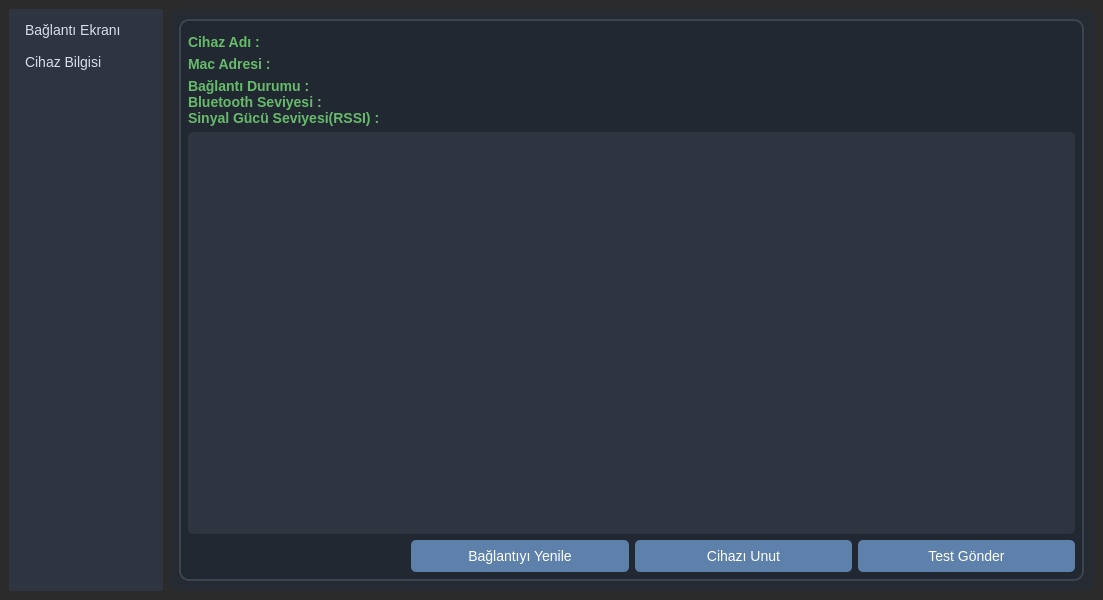
First picture: the form in mainwindow.ui, repository kuvvetliisik/mte_ble_agent, before the edit.
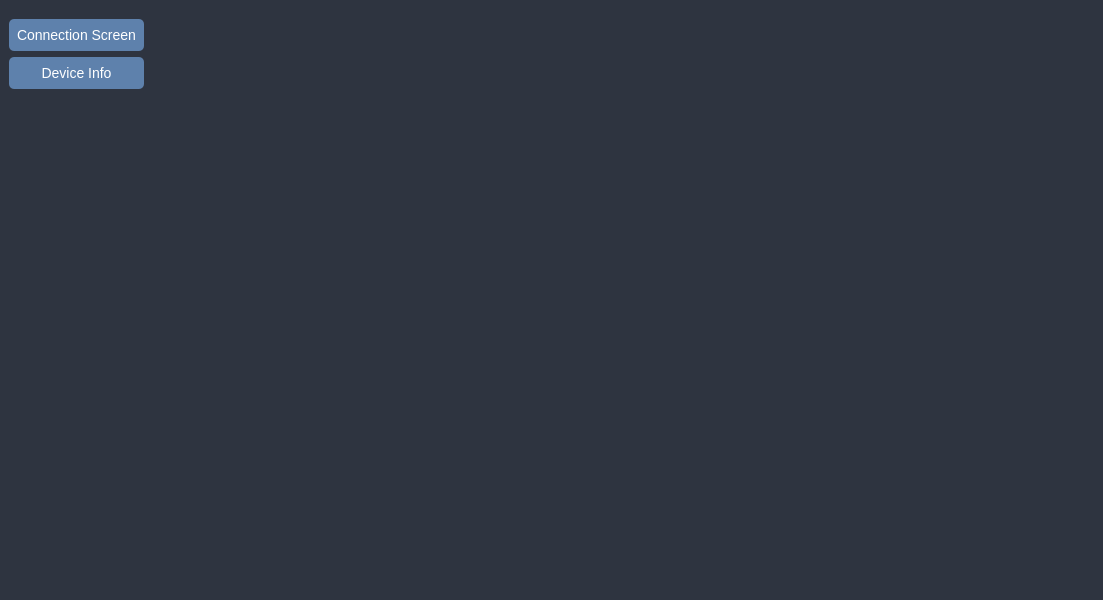
Second picture: the form after the edit.

Commit message: Stacked Widget Kullanarak Ekranlar Ayrıldı.

What changed in the file:
```diff
--- a/mainwindow.ui
+++ b/mainwindow.ui
@@ -14,19 +14,7 @@
    <string>MainWindow</string>
   </property>
   <property name="styleSheet">
-   <string notr="true">QMainWindow {
-    background-color: #2b2b2b; /* Koyu gri arka plan */
-    color: #ffffff; /* Tüm metinleri beyaz yap */
-    border-radius: 10px; /* Köşeleri yuvarlak yap */
-}
-</string>
-  </property>
-  <widget class="QWidget" name="centralwidget">
-   <layout class="QGridLayout" name="gridLayout" columnstretch="1,6">
-    <item row="0" column="0">
-     <widget class="QListWidget" name="listWidget">
-      <property name="styleSheet">
-       <string notr="true">QListWidget {
+   <string notr="true">QWidget {
     background-color: #2E3440;  /* Koyu Gri */
     color: #D8DEE9;             /* Açık Beyaz */
     border: none;
@@ -34,77 +22,50 @@
     padding: 5px;
 }
 
-QListWidget::item {
+QWidget::item {
     padding: 8px;
     border-radius: 5px;
 }
 
-QListWidget::item:selected {
-    background-color: #88C0D0;  /* Mavi Seçim */
-    color: black;
-    font-weight: bold;
-}
-QLabel {
+</string>
+  </property>
+  <widget class="QWidget" name="centralwidget">
+   <layout class="QGridLayout" name="gridLayout">
+    <item row="0" column="0">
+     <widget class="QPushButton" name="btnConnectionScreen">
+      <property name="styleSheet">
+       <string notr="true">QPushButton {
+    background-color: #5E81AC; /* Mavi Ton */
+    color: white;
+    border-radius: 5px;
+    padding: 8px;
     font-size: 14px;
-    font-weight: bold;
-    color: #00ffcc;
 }
 
-QTextEdit {
-    background-color: #1e1e1e;
-    color: #00ff00;
-    font-family: &quot;Consolas&quot;;
-    font-size: 12px;
-    border: 1px solid #3c4450;
+QPushButton:hover {
+    background-color: #81A1C1; /* Açık Mavi */
+}
+
+QPushButton:pressed {
+    background-color: #4C566A; /* Koyu Gri */
 }
 </string>
       </property>
-      <item>
-       <property name="text">
-        <string>Bağlantı Ekranı</string>
-       </property>
-      </item>
-      <item>
-       <property name="text">
-        <string>Cihaz Bilgisi</string>
-       </property>
-      </item>
+      <property name="text">
+       <string>Connection Screen</string>
+      </property>
      </widget>
     </item>
-    <item row="0" column="1">
+    <item row="0" column="1" rowspan="5">
      <widget class="QStackedWidget" name="stackedWidget">
+      <widget class="QWidget" name="connectionScreen"/>
+      <widget class="QWidget" name="deviceInfo"/>
+     </widget>
+    </item>
+    <item row="1" column="0">
+     <widget class="QPushButton" name="btnDeviceInfo">
       <property name="styleSheet">
-       <string notr="true">QStackedWidget {
-    background-color: #262b33; /* Koyu gri arkaplan */
-    border-radius: 10px; /* Köşeleri yuvarlak yap */
-    padding: 10px; /* İç boşluk */
-}
-
-QWidget#page_baglanti {
-    background-color: #1e1e1e; /* Siyah arkaplan */
-    color: #ffffff; /* Beyaz yazı rengi */
-    border: 2px solid #3c4450; /* Çerçeve ekle */
-    border-radius: 10px;
-}
-
-QWidget#page_cihaz {
-    background-color: #222831; /* Koyu mavi-gri arkaplan */
-    color: #ffffff; /* Beyaz yazılar */
-    border: 2px solid #3c4450;
-    border-radius: 10px;
-}
-
-</string>
-      </property>
-      <property name="currentIndex">
-       <number>1</number>
-      </property>
-      <widget class="QWidget" name="page_Baglanti">
-       <layout class="QGridLayout" name="gridLayout_2">
-        <item row="0" column="0">
-         <widget class="QPushButton" name="btnScan">
-          <property name="styleSheet">
-           <string notr="true">QPushButton {
+       <string notr="true">QPushButton {
     background-color: #5E81AC; /* Mavi Ton */
     color: white;
     border-radius: 5px;
@@ -120,332 +81,10 @@
     background-color: #4C566A; /* Koyu Gri */
 }
 </string>
-          </property>
-          <property name="text">
-           <string>Cihazları Tara</string>
-          </property>
-         </widget>
-        </item>
-        <item row="0" column="1">
-         <widget class="QComboBox" name="comboBluetoothDevices">
-          <property name="styleSheet">
-           <string notr="true">QComboBox {
-    background-color: #3B4252;
-    color: #ECEFF4;
-    border-radius: 5px;
-    padding: 5px;
-    font-size: 14px;
-}
-
-QComboBox::drop-down {
-    background-color: #5E81AC;
-    border-radius: 5px;
-    width: 20px;
-}
-
-QComboBox QAbstractItemView {
-    background-color: #434C5E;
-    selection-background-color: #81A1C1;
-    selection-color: black;
-}
-</string>
-          </property>
-          <item>
-           <property name="text">
-            <string>Bluetooth Cihazı Seç</string>
-           </property>
-          </item>
-         </widget>
-        </item>
-        <item row="0" column="2">
-         <widget class="QPushButton" name="btnConnect">
-          <property name="styleSheet">
-           <string notr="true">QPushButton {
-    background-color: #5E81AC; /* Mavi Ton */
-    color: white;
-    border-radius: 5px;
-    padding: 8px;
-    font-size: 14px;
-}
-
-QPushButton:hover {
-    background-color: #81A1C1; /* Açık Mavi */
-}
-
-QPushButton:pressed {
-    background-color: #4C566A; /* Koyu Gri */
-}
-</string>
-          </property>
-          <property name="text">
-           <string>Bağlan</string>
-          </property>
-         </widget>
-        </item>
-        <item row="0" column="3">
-         <widget class="QPushButton" name="btnDisconnect">
-          <property name="styleSheet">
-           <string notr="true">QPushButton {
-    background-color: #5E81AC; /* Mavi Ton */
-    color: white;
-    border-radius: 5px;
-    padding: 8px;
-    font-size: 14px;
-}
-
-QPushButton:hover {
-    background-color: #81A1C1; /* Açık Mavi */
-}
-
-QPushButton:pressed {
-    background-color: #4C566A; /* Koyu Gri */
-}
-</string>
-          </property>
-          <property name="text">
-           <string>Bağlantıyı Kes</string>
-          </property>
-         </widget>
-        </item>
-        <item row="3" column="3">
-         <widget class="QPushButton" name="ClearLogButton">
-          <property name="styleSheet">
-           <string notr="true">QPushButton {
-    background-color: #5E81AC; /* Mavi Ton */
-    color: white;
-    border-radius: 5px;
-    padding: 8px;
-    font-size: 14px;
-}
-
-QPushButton:hover {
-    background-color: #81A1C1; /* Açık Mavi */
-}
-
-QPushButton:pressed {
-    background-color: #4C566A; /* Koyu Gri */
-}
-</string>
-          </property>
-          <property name="text">
-           <string>Temizle</string>
-          </property>
-         </widget>
-        </item>
-        <item row="2" column="0" colspan="4">
-         <widget class="QTextEdit" name="txtLog">
-          <property name="styleSheet">
-           <string notr="true">QTextEdit {
-    background-color: #2E3440; /* Koyu Gri */
-    color: #A3BE8C; /* Yeşil */
-    border-radius: 5px;
-    padding: 5px;
-}
-</string>
-          </property>
-         </widget>
-        </item>
-        <item row="1" column="0" colspan="2">
-         <widget class="QLabel" name="lblConnectionStatus">
-          <property name="styleSheet">
-           <string notr="true">QLabel {
-    color: #ECEFF4; /* Açık Beyaz */
-    font-size: 14px;
-    font-weight: bold;
-}
-QLabel#lblConnectionStatus {
-    font-size: 16px;
-    font-weight: bold;
-    color: #BF616A; /* Bağlantı yokken kırmızı */
-    border-radius: 5px;
-    padding: 5px;
-}
-
-QLabel#lblConnectionStatus:enabled {
-    color: #A3BE8C; /* Bağlantı varken yeşil */
-}</string>
-          </property>
-          <property name="text">
-           <string>Bağlantı Durumu</string>
-          </property>
-         </widget>
-        </item>
-       </layout>
-      </widget>
-      <widget class="QWidget" name="page_cihaz">
-       <layout class="QGridLayout" name="gridLayout_4">
-        <item row="7" column="0">
-         <widget class="QLabel" name="lblBluetoothVersion">
-          <property name="styleSheet">
-           <string notr="true">QLabel {
-    font-size: 14px;
-    font-weight: bold;
-    color: #66BB6A
-}
-</string>
-          </property>
-          <property name="text">
-           <string>Bluetooth Seviyesi :</string>
-          </property>
-         </widget>
-        </item>
-        <item row="16" column="3">
-         <widget class="QPushButton" name="pushButton_3">
-          <property name="styleSheet">
-           <string notr="true">QPushButton {
-    background-color: #5E81AC; /* Mavi Ton */
-    color: white;
-    border-radius: 5px;
-    padding: 8px;
-    font-size: 14px;
-}
-
-QPushButton:hover {
-    background-color: #81A1C1; /* Açık Mavi */
-}
-
-QPushButton:pressed {
-    background-color: #4C566A; /* Koyu Gri */
-}
-</string>
-          </property>
-          <property name="text">
-           <string>Test Gönder</string>
-          </property>
-         </widget>
-        </item>
-        <item row="15" column="0" colspan="4">
-         <widget class="QTextEdit" name="textEditLogs">
-          <property name="styleSheet">
-           <string notr="true">QTextEdit {
-    background-color: #2E3440; /* Koyu Gri */
-    color: #A3BE8C; /* Yeşil */
-    border-radius: 5px;
-    padding: 5px;
-}
-</string>
-          </property>
-          <property name="readOnly">
-           <bool>true</bool>
-          </property>
-         </widget>
-        </item>
-        <item row="16" column="1">
-         <widget class="QPushButton" name="btnRefresh">
-          <property name="styleSheet">
-           <string notr="true">QPushButton {
-    background-color: #5E81AC; /* Mavi Ton */
-    color: white;
-    border-radius: 5px;
-    padding: 8px;
-    font-size: 14px;
-}
-
-QPushButton:hover {
-    background-color: #81A1C1; /* Açık Mavi */
-}
-
-QPushButton:pressed {
-    background-color: #4C566A; /* Koyu Gri */
-}
-</string>
-          </property>
-          <property name="text">
-           <string>Bağlantıyı Yenile</string>
-          </property>
-         </widget>
-        </item>
-        <item row="8" column="0">
-         <widget class="QLabel" name="lblSignalStrength">
-          <property name="styleSheet">
-           <string notr="true">QLabel {
-    font-size: 14px;
-    font-weight: bold;
-    color: #66BB6A;
-
-}
-</string>
-          </property>
-          <property name="text">
-           <string>Sinyal Gücü Seviyesi(RSSI) : </string>
-          </property>
-         </widget>
-        </item>
-        <item row="16" column="2">
-         <widget class="QPushButton" name="btnForgetDevice">
-          <property name="styleSheet">
-           <string notr="true">QPushButton {
-    background-color: #5E81AC; /* Mavi Ton */
-    color: white;
-    border-radius: 5px;
-    padding: 8px;
-    font-size: 14px;
-}
-
-QPushButton:hover {
-    background-color: #81A1C1; /* Açık Mavi */
-}
-
-QPushButton:pressed {
-    background-color: #4C566A; /* Koyu Gri */
-}
-</string>
-          </property>
-          <property name="text">
-           <string>Cihazı Unut</string>
-          </property>
-         </widget>
-        </item>
-        <item row="0" column="0" rowspan="15" colspan="4">
-         <layout class="QGridLayout" name="gridLayout_3"/>
-        </item>
-        <item row="1" column="0">
-         <widget class="QLabel" name="lblDeviceName">
-          <property name="styleSheet">
-           <string notr="true">QLabel {
-    font-size: 14px;
-    font-weight: bold;
-    color: #66BB6A;
-}
-</string>
-          </property>
-          <property name="text">
-           <string>Cihaz Adı :</string>
-          </property>
-         </widget>
-        </item>
-        <item row="6" column="0">
-         <widget class="QLabel" name="lblConnectionStatus_2">
-          <property name="styleSheet">
-           <string notr="true">QLabel {
-    font-size: 14px;
-    font-weight: bold;
-    color: #66BB6A;
-}
-</string>
-          </property>
-          <property name="text">
-           <string>Bağlantı Durumu :</string>
-          </property>
-         </widget>
-        </item>
-        <item row="3" column="0">
-         <widget class="QLabel" name="lblMacAddress">
-          <property name="styleSheet">
-           <string notr="true">QLabel {
-    font-size: 14px;
-    font-weight: bold;
-    color: #66BB6A;
-}
-</string>
-          </property>
-          <property name="text">
-           <string>Mac Adresi :</string>
-          </property>
-         </widget>
-        </item>
-       </layout>
-      </widget>
+      </property>
+      <property name="text">
+       <string>Device Info</string>
+      </property>
      </widget>
     </item>
    </layout>
@@ -456,7 +95,7 @@
      <x>0</x>
      <y>0</y>
      <width>1103</width>
-     <height>22</height>
+     <height>46</height>
     </rect>
    </property>
   </widget>
```
The commit also changes 16 other files.
